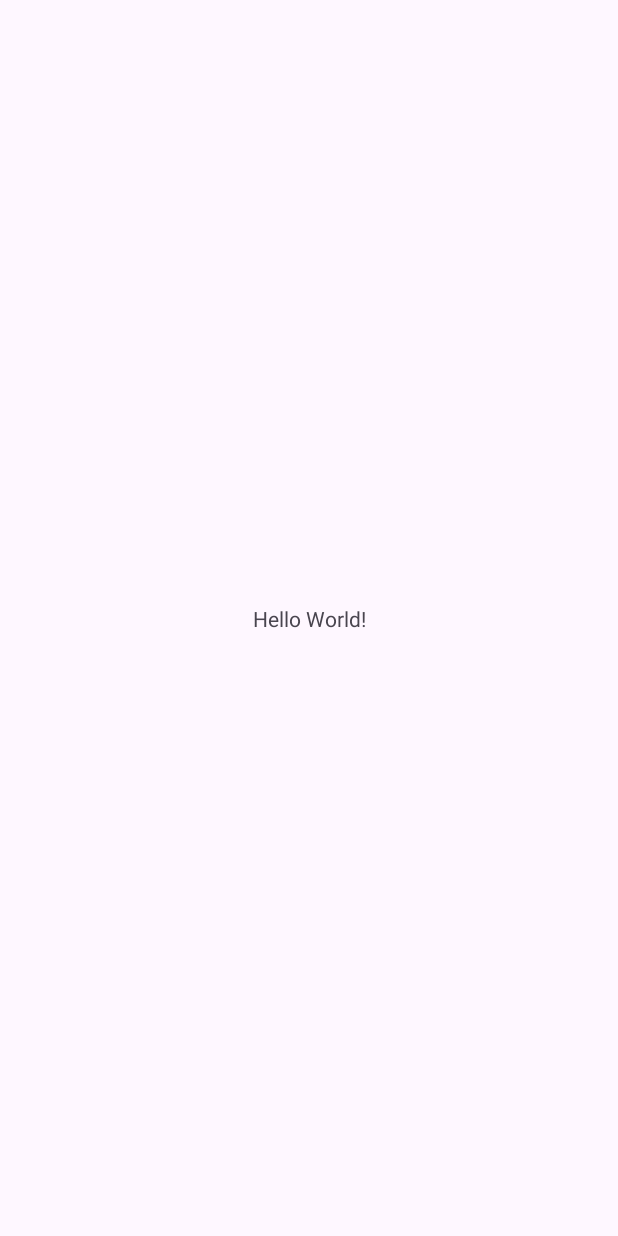
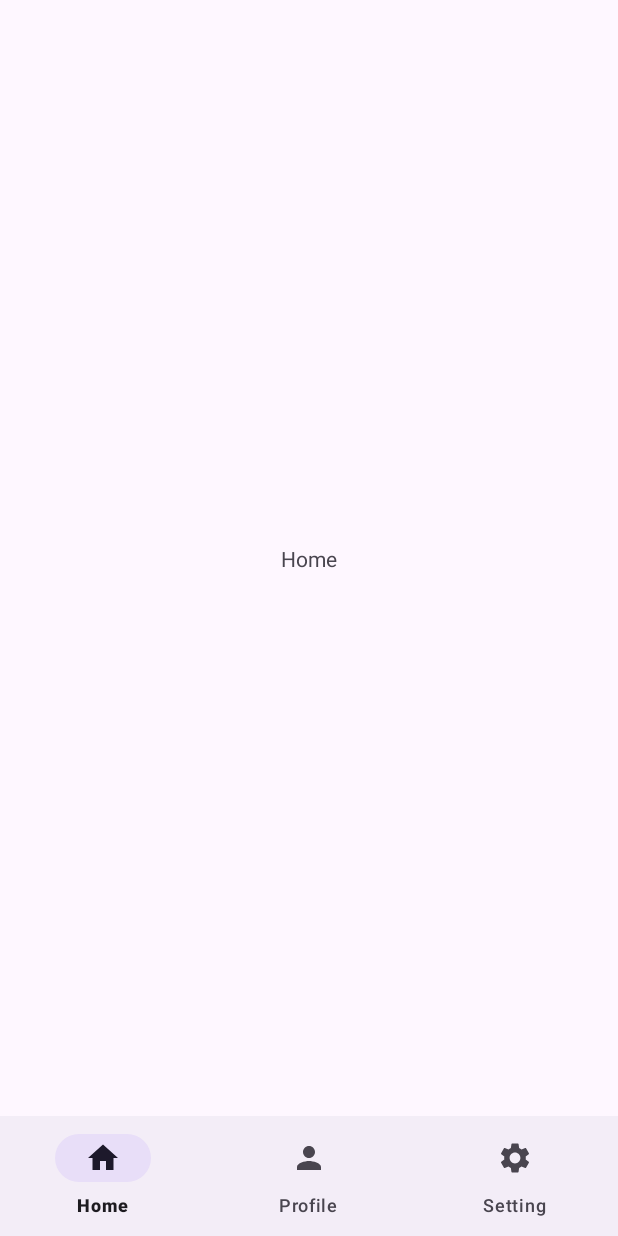
Before and after one commit to mariusdelvigne/BeHealth-AndroidApp, an Android app: the screen it shows after launch (MainActivity), on a phone screen of 412 x 824 dp. Before the commit the screen is almost empty. Run offline under Robolectric (Android 15) with nearby library versions, the phone set to English and light mode, and no system bars.

Commit message:
Creation bottom navBar

```diff
--- a/app/build.gradle.kts
+++ b/app/build.gradle.kts
@@ -5,7 +5,7 @@
 
 android {
     namespace = "com.school.behealth"
-    compileSdk = 34
+    compileSdk = 35
 
     defaultConfig {
         applicationId = "com.school.behealth"
@@ -33,6 +33,9 @@
     kotlinOptions {
         jvmTarget = "11"
     }
+    buildFeatures {
+        viewBinding = true
+    }
 }
 
 dependencies {
--- a/app/src/main/java/com/school/behealth/MainActivity.kt
+++ b/app/src/main/java/com/school/behealth/MainActivity.kt
@@ -1,20 +1,36 @@
 package com.school.behealth
 
 import android.os.Bundle
-import androidx.activity.enableEdgeToEdge
 import androidx.appcompat.app.AppCompatActivity
-import androidx.core.view.ViewCompat
-import androidx.core.view.WindowInsetsCompat
+import androidx.fragment.app.Fragment
+import com.school.behealth.databinding.ActivityMainBinding
+import com.school.behealth.home.HomeFragment
+import com.school.behealth.profile.ProfileFragment
+import com.school.behealth.settings.SettingsFragment
 
 class MainActivity : AppCompatActivity() {
+    lateinit var binding: ActivityMainBinding
+
     override fun onCreate(savedInstanceState: Bundle?) {
         super.onCreate(savedInstanceState)
-        enableEdgeToEdge()
-        setContentView(R.layout.activity_main)
-        ViewCompat.setOnApplyWindowInsetsListener(findViewById(R.id.main)) { v, insets ->
-            val systemBars = insets.getInsets(WindowInsetsCompat.Type.systemBars())
-            v.setPadding(systemBars.left, systemBars.top, systemBars.right, systemBars.bottom)
-            insets
+
+        binding = ActivityMainBinding.inflate(layoutInflater)
+        setContentView(binding.root)
+
+        replaceFragment(HomeFragment())
+
+        binding.bottomNavBarMainActivity.setOnItemSelectedListener {
+            when(it.itemId) {
+                R.id.home_menu -> replaceFragment(HomeFragment())
+                R.id.profile_menu -> replaceFragment(ProfileFragment())
+                R.id.setting_menu -> replaceFragment(SettingsFragment())
+            }
+            true
         }
     }
+
+    private fun replaceFragment(fragment: Fragment){
+        val fragmentTransaction = supportFragmentManager.beginTransaction()
+        fragmentTransaction.replace(R.id.frameLayout_mainActivity, fragment).commit()
+    }
 }
--- /dev/null
+++ b/app/src/main/java/com/school/behealth/home/HomeFragment.kt
@@ -0,0 +1,24 @@
+package com.school.behealth.home
+
+import android.os.Bundle
+import android.view.LayoutInflater
+import android.view.View
+import android.view.ViewGroup
+import androidx.fragment.app.Fragment
+import com.school.behealth.databinding.FragmentHomeBinding
+
+class HomeFragment : Fragment() {
+    private lateinit var binding: FragmentHomeBinding
+
+    override fun onCreateView(
+        inflater: LayoutInflater, container: ViewGroup?,
+        savedInstanceState: Bundle?
+    ): View? {
+        binding = FragmentHomeBinding.inflate(layoutInflater, container, false)
+        return binding.root
+    }
+
+    companion object {
+        fun newInstance() = HomeFragment()
+    }
+}
--- /dev/null
+++ b/app/src/main/res/drawable/baseline_home_24.xml
@@ -0,0 +1,5 @@
+<vector xmlns:android="http://schemas.android.com/apk/res/android" android:height="24dp" android:tint="#000000" android:viewportHeight="24" android:viewportWidth="24" android:width="24dp">
+
+    <path android:fillColor="@android:color/white" android:pathData="M10,20v-6h4v6h5v-8h3L12,3 2,12h3v8z"/>
+
+</vector>
--- /dev/null
+++ b/app/src/main/res/drawable/baseline_person_24.xml
@@ -0,0 +1,5 @@
+<vector xmlns:android="http://schemas.android.com/apk/res/android" android:height="24dp" android:tint="#000000" android:viewportHeight="24" android:viewportWidth="24" android:width="24dp">
+
+    <path android:fillColor="@android:color/white" android:pathData="M12,12c2.21,0 4,-1.79 4,-4s-1.79,-4 -4,-4 -4,1.79 -4,4 1.79,4 4,4zM12,14c-2.67,0 -8,1.34 -8,4v2h16v-2c0,-2.66 -5.33,-4 -8,-4z"/>
+
+</vector>
--- /dev/null
+++ b/app/src/main/res/drawable/baseline_settings_24.xml
@@ -0,0 +1,5 @@
+<vector xmlns:android="http://schemas.android.com/apk/res/android" android:height="24dp" android:tint="#000000" android:viewportHeight="24" android:viewportWidth="24" android:width="24dp">
+
+    <path android:fillColor="@android:color/white" android:pathData="M19.14,12.94c0.04,-0.3 0.06,-0.61 0.06,-0.94c0,-0.32 -0.02,-0.64 -0.07,-0.94l2.03,-1.58c0.18,-0.14 0.23,-0.41 0.12,-0.61l-1.92,-3.32c-0.12,-0.22 -0.37,-0.29 -0.59,-0.22l-2.39,0.96c-0.5,-0.38 -1.03,-0.7 -1.62,-0.94L14.4,2.81c-0.04,-0.24 -0.24,-0.41 -0.48,-0.41h-3.84c-0.24,0 -0.43,0.17 -0.47,0.41L9.25,5.35C8.66,5.59 8.12,5.92 7.63,6.29L5.24,5.33c-0.22,-0.08 -0.47,0 -0.59,0.22L2.74,8.87C2.62,9.08 2.66,9.34 2.86,9.48l2.03,1.58C4.84,11.36 4.8,11.69 4.8,12s0.02,0.64 0.07,0.94l-2.03,1.58c-0.18,0.14 -0.23,0.41 -0.12,0.61l1.92,3.32c0.12,0.22 0.37,0.29 0.59,0.22l2.39,-0.96c0.5,0.38 1.03,0.7 1.62,0.94l0.36,2.54c0.05,0.24 0.24,0.41 0.48,0.41h3.84c0.24,0 0.44,-0.17 0.47,-0.41l0.36,-2.54c0.59,-0.24 1.13,-0.56 1.62,-0.94l2.39,0.96c0.22,0.08 0.47,0 0.59,-0.22l1.92,-3.32c0.12,-0.22 0.07,-0.47 -0.12,-0.61L19.14,12.94zM12,15.6c-1.98,0 -3.6,-1.62 -3.6,-3.6s1.62,-3.6 3.6,-3.6s3.6,1.62 3.6,3.6S13.98,15.6 12,15.6z"/>
+
+</vector>
--- a/app/src/main/res/layout/activity_main.xml
+++ b/app/src/main/res/layout/activity_main.xml
@@ -1,5 +1,6 @@
 <?xml version="1.0" encoding="utf-8"?>
-<androidx.constraintlayout.widget.ConstraintLayout xmlns:android="http://schemas.android.com/apk/res/android"
+<androidx.constraintlayout.widget.ConstraintLayout
+    xmlns:android="http://schemas.android.com/apk/res/android"
     xmlns:app="http://schemas.android.com/apk/res-auto"
     xmlns:tools="http://schemas.android.com/tools"
     android:id="@+id/main"
@@ -7,13 +8,21 @@
     android:layout_height="match_parent"
     tools:context=".MainActivity">
 
-    <TextView
-        android:layout_width="wrap_content"
+    <FrameLayout
+        android:id="@+id/frameLayout_mainActivity"
+        android:layout_width="0dp"
+        android:layout_height="0dp"
+        app:layout_constraintBottom_toTopOf="@id/bottomNavBar_mainActivity"
+        app:layout_constraintStart_toStartOf="parent"
+        app:layout_constraintEnd_toEndOf="parent"
+        app:layout_constraintTop_toTopOf="parent"/>
+
+    <com.google.android.material.bottomnavigation.BottomNavigationView
+        android:id="@+id/bottomNavBar_mainActivity"
+        android:layout_width="match_parent"
         android:layout_height="wrap_content"
-        android:text="Hello World!"
+        app:menu="@menu/bottom_navbar_menu"
         app:layout_constraintBottom_toBottomOf="parent"
-        app:layout_constraintEnd_toEndOf="parent"
         app:layout_constraintStart_toStartOf="parent"
-        app:layout_constraintTop_toTopOf="parent" />
-
+        app:layout_constraintEnd_toEndOf="parent" />
 </androidx.constraintlayout.widget.ConstraintLayout>
--- /dev/null
+++ b/app/src/main/res/layout/fragment_home.xml
@@ -0,0 +1,19 @@
+<?xml version="1.0" encoding="utf-8"?>
+<androidx.constraintlayout.widget.ConstraintLayout xmlns:android="http://schemas.android.com/apk/res/android"
+    xmlns:app="http://schemas.android.com/apk/res-auto"
+    xmlns:tools="http://schemas.android.com/tools"
+    android:id="@+id/frameLayout"
+    android:layout_width="match_parent"
+    android:layout_height="match_parent"
+    tools:context=".home.HomeFragment">
+
+    <TextView
+        android:id="@+id/tv_homeFragment_homeText"
+        android:layout_width="wrap_content"
+        android:layout_height="wrap_content"
+        android:text="Home"
+        app:layout_constraintBottom_toBottomOf="parent"
+        app:layout_constraintEnd_toEndOf="parent"
+        app:layout_constraintStart_toStartOf="parent"
+        app:layout_constraintTop_toTopOf="parent" />
+</androidx.constraintlayout.widget.ConstraintLayout>
--- /dev/null
+++ b/app/src/main/res/menu/bottom_navbar_menu.xml
@@ -0,0 +1,18 @@
+<?xml version="1.0" encoding="utf-8"?>
+<menu xmlns:android="http://schemas.android.com/apk/res/android">
+
+    <item
+        android:id="@+id/home_menu"
+        android:title="Home"
+        android:icon="@drawable/baseline_home_24"/>
+
+    <item
+        android:id="@+id/profile_menu"
+        android:title="Profile"
+        android:icon="@drawable/baseline_person_24"/>
+
+    <item
+        android:id="@+id/setting_menu"
+        android:title="Setting"
+        android:icon="@drawable/baseline_settings_24"/>
+</menu>
--- a/app/src/main/res/values/strings.xml
+++ b/app/src/main/res/values/strings.xml
@@ -1,3 +1,5 @@
 <resources>
     <string name="app_name">BeHealth</string>
+    <!-- TODO: Remove or change this placeholder text -->
+    <string name="hello_blank_fragment">Hello blank fragment</string>
 </resources>
```
Also changed, not shown: app/src/main/java/com/school/behealth/profile/ProfileFragment.kt (added, +23 -0 lines), app/src/main/java/com/school/behealth/settings/SettingsFragment.kt (added, +25 -0 lines), app/src/main/res/layout/fragment_profile.xml (added, +18 -0 lines), app/src/main/res/layout/fragment_settings.xml (added, +19 -0 lines).
